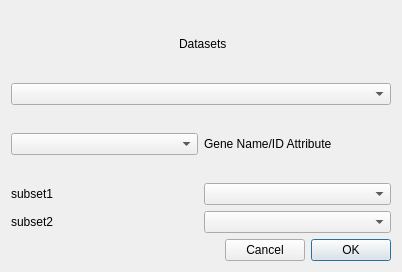
Before: the Qt Designer form glue_single_cell/qt/diff_gene_exp.ui in gluesolutions/glue-single-cell, drawn with Qt 5.
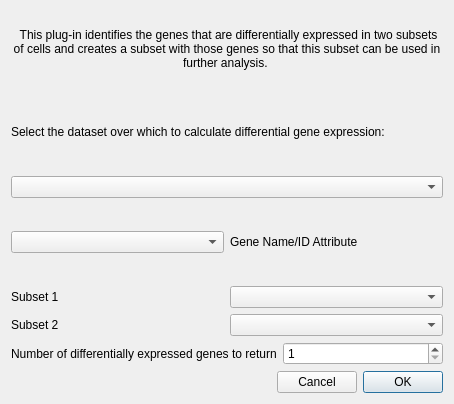
After: the same form once the commit is applied.

Commit message: Improve Differential Gene Expression dialog

What changed in the file:
```diff
--- a/glue_single_cell/qt/diff_gene_exp.ui
+++ b/glue_single_cell/qt/diff_gene_exp.ui
@@ -6,20 +6,83 @@
    <rect>
     <x>0</x>
     <y>0</y>
-    <width>402</width>
-    <height>272</height>
+    <width>454</width>
+    <height>404</height>
    </rect>
   </property>
   <property name="windowTitle">
    <string>Differential Gene Expression</string>
   </property>
   <layout class="QGridLayout" name="gridLayout">
+   <item row="0" column="0">
+    <widget class="QLabel" name="label_5">
+     <property name="text">
+      <string> This plug-in identifies the genes that are differentially expressed in two subsets of cells and creates a subset with those genes so that this subset can be used in further analysis. </string>
+     </property>
+     <property name="alignment">
+      <set>Qt::AlignCenter</set>
+     </property>
+     <property name="wordWrap">
+      <bool>true</bool>
+     </property>
+    </widget>
+   </item>
+   <item row="1" column="0">
+    <widget class="QLabel" name="label">
+     <property name="text">
+      <string>Select the dataset over which to calculate differential gene expression:</string>
+     </property>
+    </widget>
+   </item>
+   <item row="2" column="0">
+    <widget class="QComboBox" name="combosel_data">
+     <property name="sizeAdjustPolicy">
+      <enum>QComboBox::AdjustToMinimumContentsLength</enum>
+     </property>
+    </widget>
+   </item>
+   <item row="3" column="0">
+    <layout class="QHBoxLayout" name="horizontalLayout_11">
+     <item>
+      <widget class="QComboBox" name="combosel_gene_att">
+       <property name="sizeAdjustPolicy">
+        <enum>QComboBox::AdjustToMinimumContentsLength</enum>
+       </property>
+      </widget>
+     </item>
+     <item>
+      <widget class="QLabel" name="label_11">
+       <property name="text">
+        <string>Gene Name/ID Attribute</string>
+       </property>
+      </widget>
+     </item>
+    </layout>
+   </item>
    <item row="4" column="0">
+    <layout class="QHBoxLayout" name="horizontalLayout_7">
+     <item>
+      <widget class="QLabel" name="label_8">
+       <property name="text">
+        <string>Subset 1</string>
+       </property>
+      </widget>
+     </item>
+     <item>
+      <widget class="QComboBox" name="combosel_subset1">
+       <property name="sizeAdjustPolicy">
+        <enum>QComboBox::AdjustToMinimumContentsLength</enum>
+       </property>
+      </widget>
+     </item>
+    </layout>
+   </item>
+   <item row="5" column="0">
     <layout class="QHBoxLayout" name="horizontalLayout_9">
      <item>
       <widget class="QLabel" name="label_10">
        <property name="text">
-        <string>subset2</string>
+        <string>Subset 2</string>
        </property>
       </widget>
      </item>
@@ -32,7 +95,28 @@
      </item>
     </layout>
    </item>
-   <item row="5" column="0">
+   <item row="6" column="0">
+    <layout class="QHBoxLayout" name="horizontalLayout">
+     <item>
+      <widget class="QLabel" name="label_2">
+       <property name="text">
+        <string>Number of differentially expressed genes to return</string>
+       </property>
+      </widget>
+     </item>
+     <item>
+      <widget class="QSpinBox" name="value_num_genes">
+       <property name="minimum">
+        <number>1</number>
+       </property>
+       <property name="maximum">
+        <number>999</number>
+       </property>
+      </widget>
+     </item>
+    </layout>
+   </item>
+   <item row="7" column="0">
     <layout class="QHBoxLayout" name="horizontalLayout_6">
      <item>
       <spacer name="horizontalSpacer">
@@ -66,59 +150,6 @@
      </item>
     </layout>
    </item>
-   <item row="0" column="0">
-    <widget class="QLabel" name="label_5">
-     <property name="text">
-      <string> Datasets</string>
-     </property>
-     <property name="alignment">
-      <set>Qt::AlignCenter</set>
-     </property>
-    </widget>
-   </item>
-   <item row="1" column="0">
-    <widget class="QComboBox" name="combosel_data">
-     <property name="sizeAdjustPolicy">
-      <enum>QComboBox::AdjustToMinimumContentsLength</enum>
-     </property>
-    </widget>
-   </item>
-   <item row="3" column="0">
-    <layout class="QHBoxLayout" name="horizontalLayout_7">
-     <item>
-      <widget class="QLabel" name="label_8">
-       <property name="text">
-        <string>subset1</string>
-       </property>
-      </widget>
-     </item>
-     <item>
-      <widget class="QComboBox" name="combosel_subset1">
-       <property name="sizeAdjustPolicy">
-        <enum>QComboBox::AdjustToMinimumContentsLength</enum>
-       </property>
-      </widget>
-     </item>
-    </layout>
-   </item>
-   <item row="2" column="0">
-    <layout class="QHBoxLayout" name="horizontalLayout_11">
-     <item>
-      <widget class="QComboBox" name="combosel_gene_att">
-       <property name="sizeAdjustPolicy">
-        <enum>QComboBox::AdjustToMinimumContentsLength</enum>
-       </property>
-      </widget>
-     </item>
-     <item>
-      <widget class="QLabel" name="label_11">
-       <property name="text">
-        <string>Gene Name/ID Attribute</string>
-       </property>
-      </widget>
-     </item>
-    </layout>
-   </item>
   </layout>
  </widget>
  <resources/>
```
The commit also changes 4 other files.
